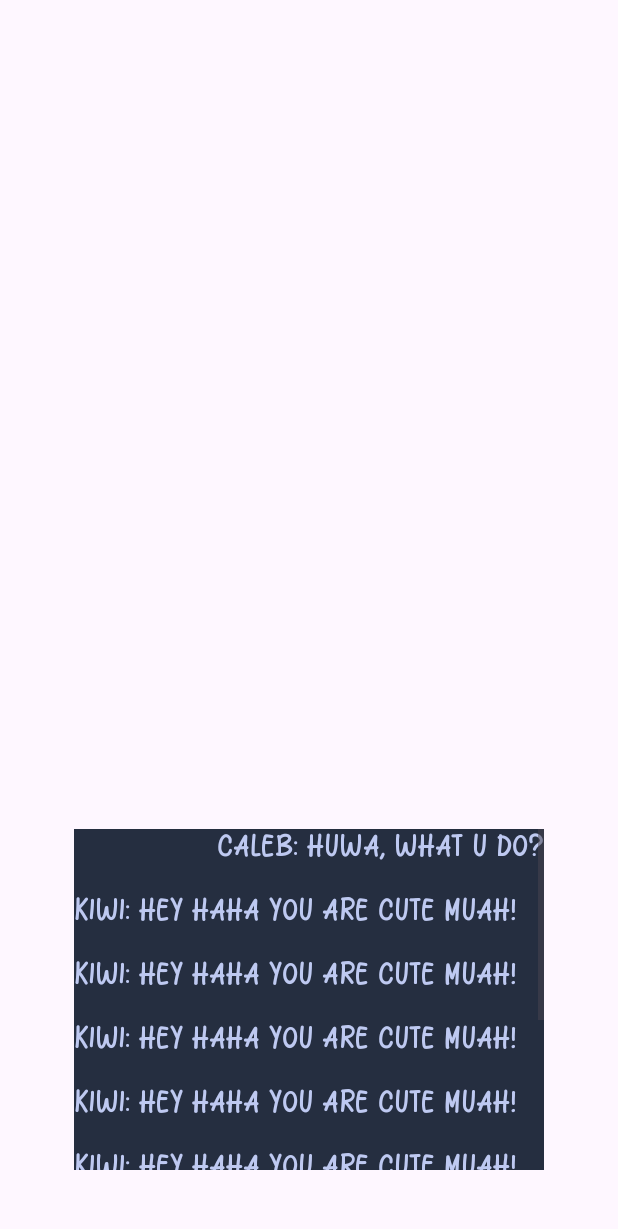
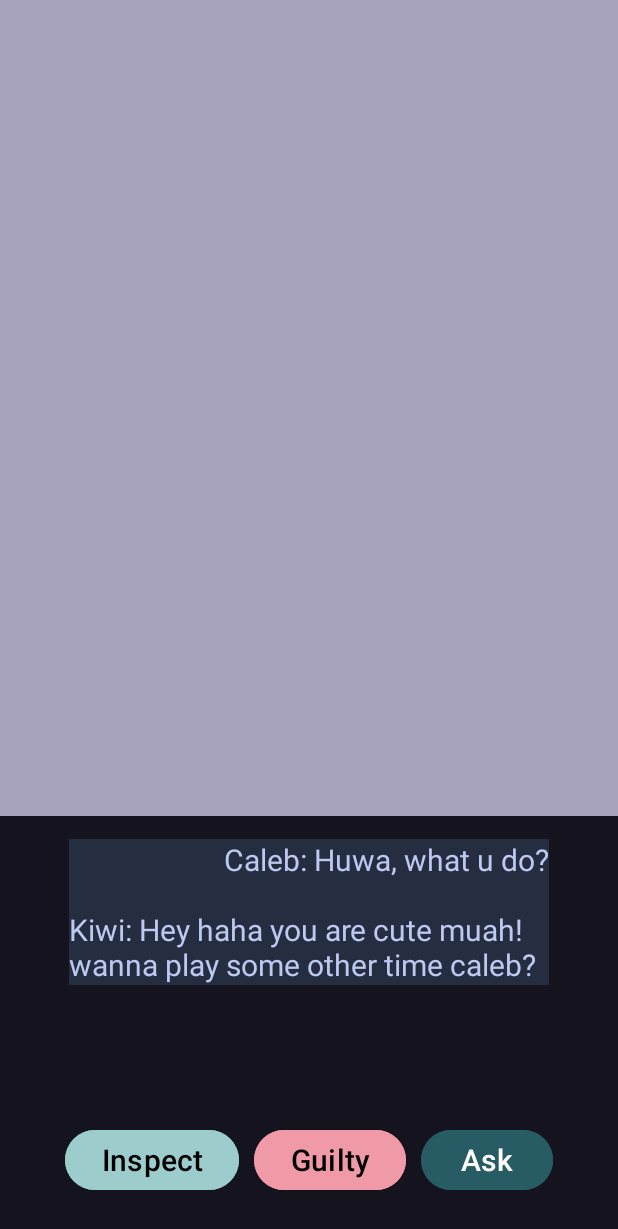
Before and after one commit to dreath-pro/Find-The-Killer, an Android app: the LineupActivity screen opened directly, with no data from a screen before it, after a tap on "Skip", on a phone screen of 412 x 824 dp. Shown: the top 1229 px of the screen. Run offline under Robolectric (Android 15) with nearby library versions, the phone set to English and light mode, and no system bars.

Commit message:
improved main game layout

```diff
--- a/app/src/main/java/com/example/findthekiller/Characters.java
+++ b/app/src/main/java/com/example/findthekiller/Characters.java
@@ -1,7 +1,7 @@
 package com.example.findthekiller;
 
 public class Characters {
-    private int standImage, deadImage, closeView;
+    private int deadImage, closeView;
     private String name, gender;
 
     public Characters()
@@ -9,20 +9,11 @@ public class Characters {
 
     }
 
-    public Characters(int standImage, int deadImage, int closeView, String name, String gender) {
-        this.standImage = standImage;
+    public Characters(int deadImage, int closeView, String name, String gender) {
         this.deadImage = deadImage;
         this.closeView = closeView;
         this.name = name;
         this.gender = gender;
-    }
-
-    public int getStandImage() {
-        return standImage;
-    }
-
-    public void setStandImage(int standImage) {
-        this.standImage = standImage;
     }
 
     public int getDeadImage() {
--- a/app/src/main/java/com/example/findthekiller/GameActivity.java
+++ b/app/src/main/java/com/example/findthekiller/GameActivity.java
@@ -40,25 +40,12 @@ public class GameActivity extends AppCompatActivity {
 
     private void builderMessages()
     {
-        builder.append("Caleb: Huwa, what u do?" + "\n\n");
+        builder.append("Caleb: Huwa, what u do?");
         builder.setSpan(new AlignmentSpan.Standard(Layout.Alignment.ALIGN_OPPOSITE), 0, builder.length(), 0);
 
-        builder.append("Kiwi: Hey haha you are cute muah!" + "\n\n");
-        builder.setSpan(new AlignmentSpan.Standard(Layout.Alignment.ALIGN_NORMAL), builder.length() - 9, builder.length(), 0);
+        builder.append("\n\n");
 
-        builder.append("Kiwi: Hey haha you are cute muah!" + "\n\n");
-        builder.setSpan(new AlignmentSpan.Standard(Layout.Alignment.ALIGN_NORMAL), builder.length() - 9, builder.length(), 0);
-        builder.append("Kiwi: Hey haha you are cute muah!" + "\n\n");
-        builder.setSpan(new AlignmentSpan.Standard(Layout.Alignment.ALIGN_NORMAL), builder.length() - 9, builder.length(), 0);
-        builder.append("Kiwi: Hey haha you are cute muah!" + "\n\n");
-        builder.setSpan(new AlignmentSpan.Standard(Layout.Alignment.ALIGN_NORMAL), builder.length() - 9, builder.length(), 0);
-        builder.append("Kiwi: Hey haha you are cute muah!" + "\n\n");
-        builder.setSpan(new AlignmentSpan.Standard(Layout.Alignment.ALIGN_NORMAL), builder.length() - 9, builder.length(), 0);
-        builder.append("Kiwi: Hey haha you are cute muah!" + "\n\n");
-        builder.setSpan(new AlignmentSpan.Standard(Layout.Alignment.ALIGN_NORMAL), builder.length() - 9, builder.length(), 0);
-        builder.append("Kiwi: Hey haha you are cute muah!" + "\n\n");
-        builder.setSpan(new AlignmentSpan.Standard(Layout.Alignment.ALIGN_NORMAL), builder.length() - 9, builder.length(), 0);
-        builder.append("Kiwi: Hey haha you are cute muah!" + "\n\n");
+        builder.append("Kiwi: Hey haha you are cute muah! wanna play some other time caleb?");
         builder.setSpan(new AlignmentSpan.Standard(Layout.Alignment.ALIGN_NORMAL), builder.length() - 9, builder.length(), 0);
     }
 }
--- a/app/src/main/java/com/example/findthekiller/LineupActivity.java
+++ b/app/src/main/java/com/example/findthekiller/LineupActivity.java
@@ -44,7 +44,7 @@ public class LineupActivity extends AppCompatActivity {
             int characterSelection = random.nextInt(character.size());
 
             playerModels.add(new PlayerModel(character.get(characterSelection).getName(), character.get(characterSelection).getGender(), null,
-                    character.get(characterSelection).getStandImage(), character.get(characterSelection).getDeadImage(), character.get(characterSelection).getCloseView()));
+                    character.get(characterSelection).getCloseView(), character.get(characterSelection).getDeadImage(), character.get(characterSelection).getCloseView()));
 
             character.remove(characterSelection);
         }
@@ -131,8 +131,10 @@ public class LineupActivity extends AppCompatActivity {
 
     private void addRoles()
     {
-        role.add("killer");
-        role.add("killer");
+        for(int i = 1; i <= 2; i++)
+        {
+            role.add("killer");
+        }
 
         for(int i = 0; i <= playerModels.size(); i++)
         {
@@ -142,13 +144,13 @@ public class LineupActivity extends AppCompatActivity {
     }
 
     private void addCharacter() {
-        character.add(new Characters(R.drawable.player, R.drawable.player, R.drawable.player, "Dreath", "male"));
-        character.add(new Characters(R.drawable.player, R.drawable.player, R.drawable.player, "Liam", "male"));
-        character.add(new Characters(R.drawable.player, R.drawable.player, R.drawable.player, "Kiwi", "female"));
-        character.add(new Characters(R.drawable.player, R.drawable.player, R.drawable.player, "Jade", "female"));
-        character.add(new Characters(R.drawable.player, R.drawable.player, R.drawable.player, "Caleb", "male"));
-        character.add(new Characters(R.drawable.player, R.drawable.player, R.drawable.player, "John", "male"));
-        character.add(new Characters(R.drawable.player, R.drawable.player, R.drawable.player, "Princess", "female"));
-        character.add(new Characters(R.drawable.player, R.drawable.player, R.drawable.player, "Kaz", "female"));
+        character.add(new Characters(R.drawable.player, R.drawable.player, "Dreath", "male"));
+        character.add(new Characters(R.drawable.player, R.drawable.player, "Liam", "male"));
+        character.add(new Characters(R.drawable.player, R.drawable.player, "Kiwi", "female"));
+        character.add(new Characters(R.drawable.player, R.drawable.player, "Jade", "female"));
+        character.add(new Characters(R.drawable.player, R.drawable.player, "Caleb", "male"));
+        character.add(new Characters(R.drawable.player, R.drawable.player, "John", "male"));
+        character.add(new Characters(R.drawable.player, R.drawable.player, "Princess", "female"));
+        character.add(new Characters(R.drawable.player, R.drawable.player, "Kaz", "female"));
     }
 }
--- a/app/src/main/java/com/example/findthekiller/PlayerModel.java
+++ b/app/src/main/java/com/example/findthekiller/PlayerModel.java
@@ -5,6 +5,7 @@ import java.util.ArrayList;
 public class PlayerModel {
     private String name, gender, role;
     private int standImage, deadImage, closeupView;
+    private boolean isEliminated;
 
     public PlayerModel(String name, String gender, String role, int standImage, int deadImage, int closeupView) {
         this.name = name;
@@ -13,6 +14,7 @@ public class PlayerModel {
         this.standImage = standImage;
         this.deadImage = deadImage;
         this.closeupView = closeupView;
+        this.isEliminated = false;
     }
 
     public String getName() {
@@ -64,4 +66,12 @@ public class PlayerModel {
     public void setCloseupView(int closeupView) {
         this.closeupView = closeupView;
     }
+
+    public boolean isEliminated() {
+        return isEliminated;
+    }
+
+    public void setEliminated(boolean eliminated) {
+        isEliminated = eliminated;
+    }
 }
--- a/app/src/main/res/layout/activity_game.xml
+++ b/app/src/main/res/layout/activity_game.xml
@@ -4,26 +4,74 @@
     xmlns:app="http://schemas.android.com/apk/res-auto"
     android:id="@+id/gameLayout"
     android:layout_width="match_parent"
-    android:layout_height="match_parent">
+    android:layout_height="match_parent"
+    android:background="#A7A2BD">
+
+    <LinearLayout
+        android:layout_width="match_parent"
+        android:layout_height="280dp"
+        android:background="#15141E"
+        android:orientation="vertical"
+        app:layout_constraintBottom_toBottomOf="parent"
+        app:layout_constraintStart_toStartOf="parent"
+        app:layout_constraintEnd_toEndOf="parent">
 
         <ScrollView
-        android:layout_width="313dp"
-        android:layout_height="227dp"
-        android:layout_marginBottom="44dp"
-        app:layout_constraintBottom_toBottomOf="parent"
-        app:layout_constraintEnd_toEndOf="parent"
-        app:layout_constraintStart_toStartOf="parent">
+            android:layout_width="320dp"
+            android:layout_height="180dp"
+            android:layout_gravity="center"
+            android:layout_marginBottom="10dp"
+            android:layout_marginTop="15dp">
 
             <TextView
                 android:id="@+id/chatBox"
                 android:layout_width="match_parent"
-            android:layout_height="match_parent"
-            android:layout_marginBottom="48dp"
+                android:layout_height="wrap_content"
                 android:background="#252E40"
                 android:text=""
-            android:fontFamily="@font/nightcat"
                 android:textColor="#BEC9F1"
                 android:textSize="20sp" />
 
         </ScrollView>
+
+        <LinearLayout
+            android:layout_width="wrap_content"
+            android:layout_height="wrap_content"
+            android:orientation="horizontal"
+            android:layout_gravity="center">
+
+            <Button
+                android:id="@+id/investigateButton"
+                android:layout_width="wrap_content"
+                android:layout_height="wrap_content"
+                android:text="@string/inspect"
+                android:textColor="@color/black"
+                android:textSize="20sp"
+                android:backgroundTint="#9DCCCC"
+                android:layout_gravity="center"
+                android:layout_marginEnd="10dp"/>
+
+            <Button
+                android:id="@+id/guiltyButton"
+                android:layout_width="wrap_content"
+                android:layout_height="wrap_content"
+                android:text="@string/guilty"
+                android:textColor="@color/black"
+                android:textSize="20sp"
+                android:backgroundTint="#F19AA7"
+                android:layout_gravity="center"/>
+
+            <Button
+                android:id="@+id/askButton"
+                android:layout_width="wrap_content"
+                android:layout_height="wrap_content"
+                android:text="@string/ask"
+                android:textColor="@color/white"
+                android:textSize="20sp"
+                android:backgroundTint="#285C65"
+                android:layout_gravity="center"
+                android:layout_marginStart="10dp"/>
+
+        </LinearLayout>
+    </LinearLayout>
 </androidx.constraintlayout.widget.ConstraintLayout>
--- a/app/src/main/res/values/strings.xml
+++ b/app/src/main/res/values/strings.xml
@@ -12,4 +12,9 @@
 <!--    lineup prompt-->
     <string name="prompt">There are no killer among them</string>
     <string name="skip_button">Skip</string>
+
+<!--    main game button text-->
+    <string name="inspect">Inspect</string>
+    <string name="guilty">Guilty</string>
+    <string name="ask">Ask</string>
 </resources>
```
Lines whose indentation alone changed are shown as unchanged.
